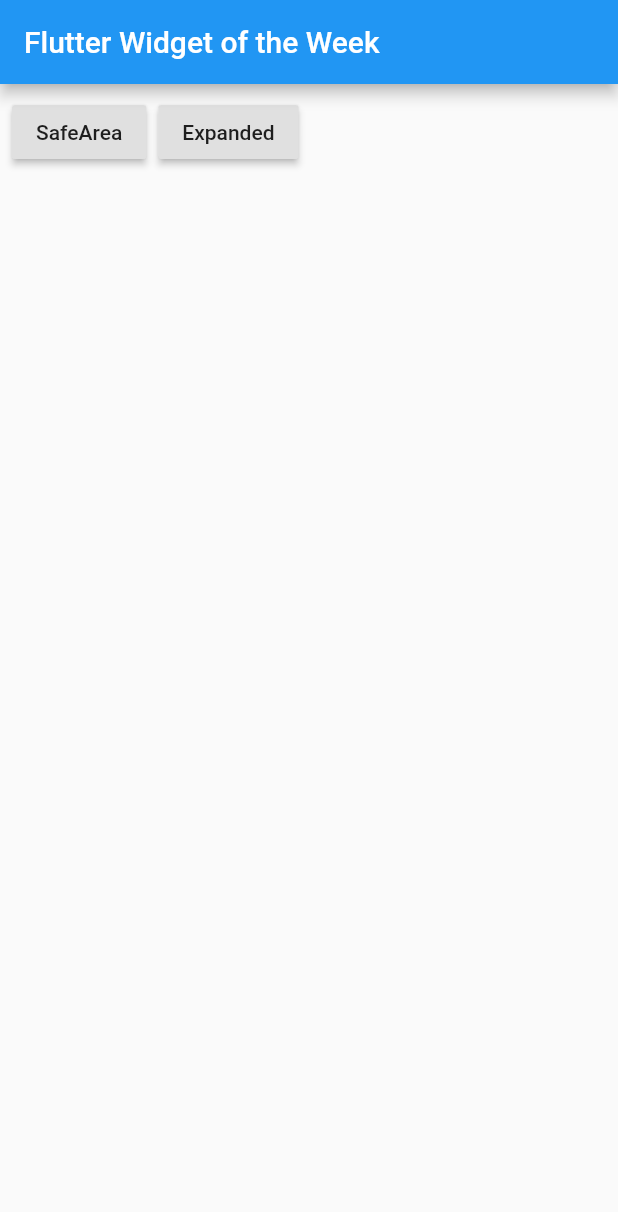
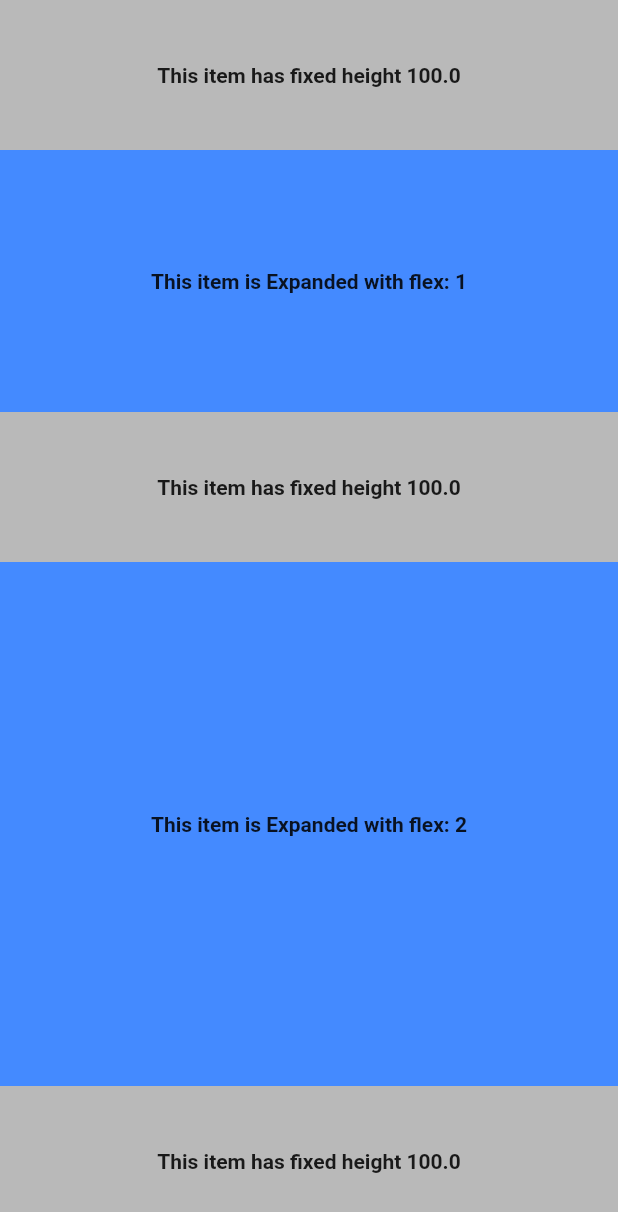
Before and after one commit to sudame/TIL, a Flutter app: the screen it shows after launch, after a tap on "Expanded", on a phone screen of 412 x 824 dp. Shown: the top 1212 px of the screen. Run offline on Flutter 3.47's test engine with Material 2 defaults, Android fonts, the light colour scheme and no system bars; our stand-ins replace rxdart.

Commit message:
add: Expanded

```diff
--- a/flutter/widget_of_the_week/lib/main.dart
+++ b/flutter/widget_of_the_week/lib/main.dart
@@ -16,6 +16,7 @@
       routes: {
         '/': (context) => HomePage(),
         '/SafeArea': (context) => MySafeArea(),
+        '/Expanded': (context) => ExpandedExample(),
       },
     );
   }
--- a/flutter/widget_of_the_week/lib/views/homepage.dart
+++ b/flutter/widget_of_the_week/lib/views/homepage.dart
@@ -22,7 +22,9 @@
             ),
             RaisedButton(
               child: Text('Expanded'),
-              onPressed: () => {},
+              onPressed: () {
+                Navigator.pushNamed(context, '/Expanded');
+              },
             ),
           ],
         ),
--- a/flutter/widget_of_the_week/lib/views/my_widgets.dart
+++ b/flutter/widget_of_the_week/lib/views/my_widgets.dart
@@ -1 +1,2 @@
 export 'package:widget_of_the_week/views/widgets/safe_area.dart';
+export 'package:widget_of_the_week/views/widgets/expanded.dart';
--- /dev/null
+++ b/flutter/widget_of_the_week/lib/views/widgets/expanded.dart
@@ -0,0 +1,71 @@
+import 'package:flutter/material.dart';
+
+class ExpandedExample extends StatelessWidget {
+  ExpandedExample({Key key}) : super(key: key);
+
+  @override
+  Widget build(BuildContext context) {
+    return Scaffold(
+      body: Column(
+        crossAxisAlignment: CrossAxisAlignment.stretch,
+        children: <Widget>[
+          _NotExpandedItem(),
+          _ExpandedItem(
+            flex: 1,
+          ),
+          _NotExpandedItem(),
+          _ExpandedItem(
+            flex: 2,
+          ),
+          _NotExpandedItem(),
+        ],
+      ),
+    );
+  }
+}
+
+class _NotExpandedItem extends StatelessWidget {
+  _NotExpandedItem({Key key}) : super(key: key);
+
+  @override
+  Widget build(BuildContext context) {
+    return SizedBox(
+      height: 100.0,
+      child: Container(
+        decoration: BoxDecoration(
+          color: Colors.black26,
+        ),
+        child: Center(
+          child: Text(
+            'This item has fixed height 100.0',
+            style: TextStyle(fontWeight: FontWeight.bold),
+          ),
+        ),
+      ),
+    );
+  }
+}
+
+class _ExpandedItem extends StatelessWidget {
+  final int flex;
+
+  _ExpandedItem({Key key, @required this.flex}) : super(key: key);
+
+  @override
+  Widget build(BuildContext context) {
+    return Expanded(
+      flex: flex,
+      child: Container(
+        decoration: BoxDecoration(
+          color: Colors.blueAccent,
+        ),
+        child: Center(
+          child: Text(
+            'This item is Expanded with flex: $flex',
+            style: TextStyle(fontWeight: FontWeight.bold),
+          ),
+        ),
+      ),
+    );
+  }
+}
```
